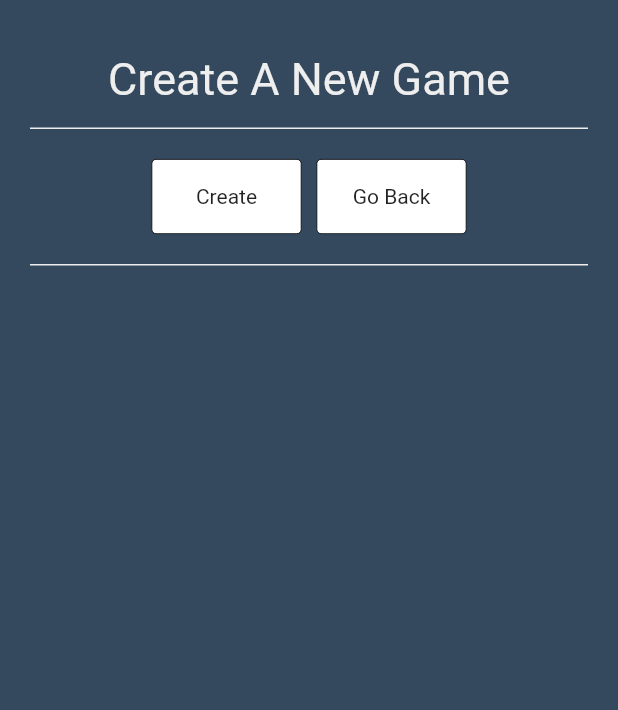
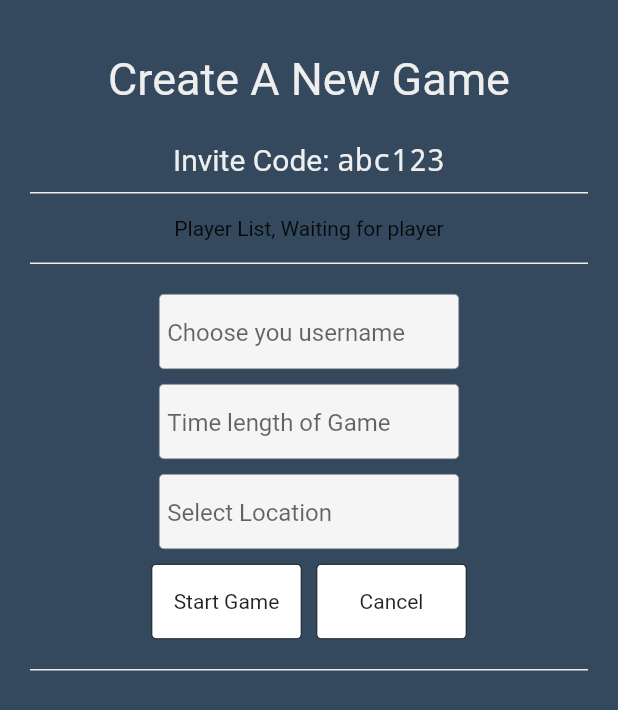
Before and after one commit to lopezhansel/spy-game, a Flutter app: the screen it shows after launch, after a tap on "New Game", on a phone screen of 412 x 824 dp. Shown: the top 710 px of the screen. Run offline on Flutter 3.47's test engine with Material 2 defaults, Android fonts, the phone set to English and light mode, and no system bars; Roboto replaces fonts that are missing (Raleway).

Commit message:
update: Lint widgets to screen

```diff
--- a/lib/CreateGameSreen/CreateGameScreen.dart
+++ b/lib/CreateGameSreen/CreateGameScreen.dart
@@ -1,29 +1,34 @@
 import 'package:flutter/material.dart';
+import 'package:hello_world/CreateGameSreen/GameOptions.dart';
+import 'package:hello_world/CreateGameSreen/InviteWidget.dart';
+import 'package:hello_world/CreateGameSreen/PlayerList.dart';
 import 'package:hello_world/Shared/Navigate.dart';
 import 'package:hello_world/Shared/SpyfallPage.dart';
 import 'package:hello_world/Shared/ActionBar.dart';
 import 'package:hello_world/Shared/TopHeader.dart';
-import 'package:hello_world/Shared/BorderContainer.dart';
 
 class CreateGameScreen extends StatelessWidget {
   final String title = "Create A New Game";
+  final String accessCode = "abc123";
 
   @override
   Widget build(BuildContext context) {
     Navigate navigate = Navigate.of(context);
+    Function startGame = () => navigate.goToPage(Pages.ONGOING_GAME_SCREEN);
+    Function goHomeScreen = () => navigate.goToPage(Pages.HOME_SCREEN);
 
     final List<MenuItem> menuItems = [
-      MenuItem("Create", () => navigate.goToPage(Pages.PRE_GAME_SCREEN)),
-      MenuItem("Go Back", () => navigate.goToPage(Pages.HOME_SCREEN)),
+      MenuItem("Start Game", startGame),
+      MenuItem("Cancel", goHomeScreen),
     ];
 
     return SpyfallPage(
       child: Column(
         children: <Widget>[
           TopHeader(title),
-          BorderContainer(
-            child: ActionBar(menuItems),
-          ),
+          InviteWidget(accessCode: accessCode),
+          PlayerList(),
+          GameOptions(menuItems: menuItems),
         ],
       ),
     );
```
